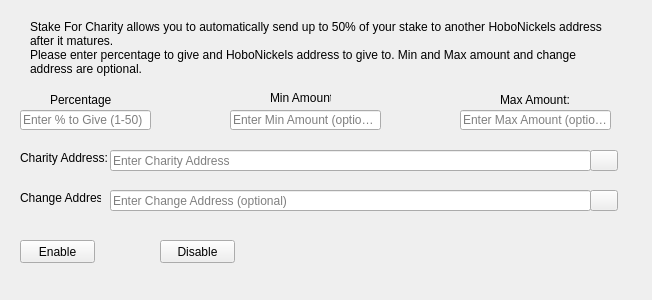
Above: src/qt/forms/charitydialog.ui from Crypto-Expert/HoboNickels before the change. Below: the same form after it.
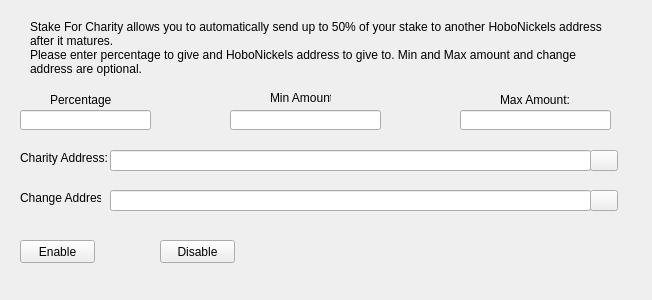
That is the form after the change. Icons and pictures are not drawn.

Commit message: Fix for QT pre 4.7 (setPlaceholderText)

The edit to the form file:
```diff
--- a/src/qt/forms/charitydialog.ui
+++ b/src/qt/forms/charitydialog.ui
@@ -28,9 +28,6 @@
    <property name="toolTip">
     <string>Enter whole numbers 1 - 50</string>
    </property>
-   <property name="placeholderText">
-    <string>Enter % to Give (1-50)</string>
-   </property>
   </widget>
   <widget class="QLineEdit" name="charityAddressEdit">
    <property name="geometry">
@@ -44,9 +41,6 @@
    <property name="toolTip">
     <string/>
    </property>
-   <property name="placeholderText">
-    <string>Enter Charity Address</string>
-   </property>
   </widget>
   <widget class="QLabel" name="label_2">
    <property name="geometry">
@@ -83,9 +77,6 @@
    <property name="toolTip">
     <string/>
    </property>
-   <property name="placeholderText">
-    <string>Enter Min Amount (optional)</string>
-   </property>
   </widget>
   <widget class="QLineEdit" name="charityMaxEdit">
    <property name="geometry">
@@ -102,9 +93,6 @@
    <property name="text">
     <string/>
    </property>
-   <property name="placeholderText">
-    <string>Enter Max Amount (optional)</string>
-   </property>
   </widget>
   <widget class="QLabel" name="message">
    <property name="geometry">
@@ -192,9 +180,6 @@
    <property name="toolTip">
     <string>Change address must be owned by you</string>
    </property>
-   <property name="placeholderText">
-    <string>Enter Change Address (optional)</string>
-   </property>
   </widget>
   <widget class="QPushButton" name="changeAddressBookButton">
    <property name="geometry">
```
The commit also changes 3 other files.
